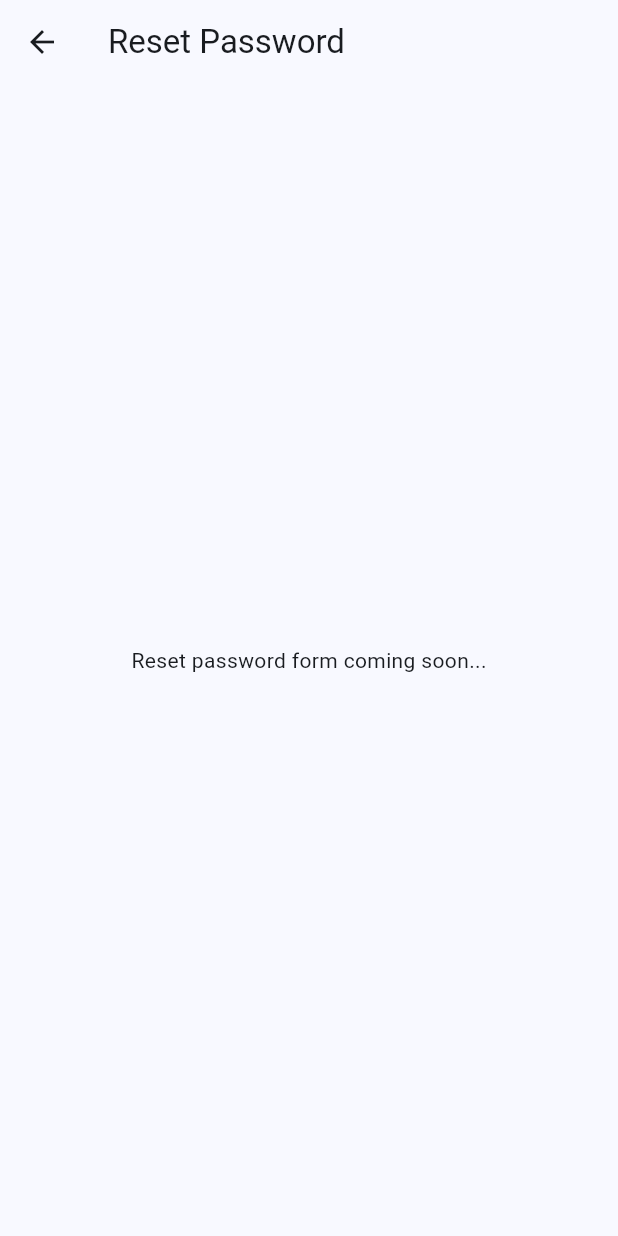
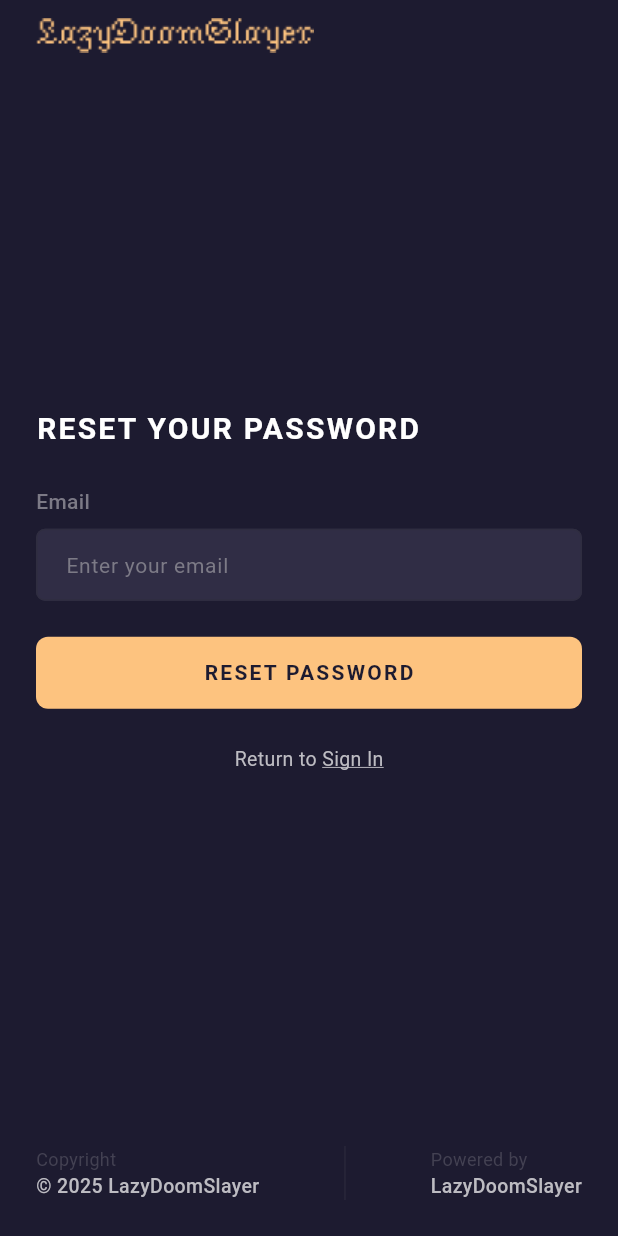
Before and after one commit to LazyDoomSlayer/flutter-amplify-auth-starter, a Flutter app: the ResetPasswordPage screen opened by its route, on a phone screen of 412 x 824 dp. Run offline on Flutter 3.47's test engine with Material 3 defaults, Android fonts, the light colour scheme and no system bars; our stand-ins replace flutter_dotenv, geolocator; missing offline and left inert: amplify_auth_cognito, amplify_core, amplify_flutter, arcgis_maps.

Commit message:
feat(features): Added password reset page template.

```diff
--- a/lib/features/auth/login/login_form.dart
+++ b/lib/features/auth/login/login_form.dart
@@ -176,6 +176,41 @@ class _LoginFormState extends State<LoginForm> {
               keyboardType: TextInputType.visiblePassword,
             ),
 
+            const SizedBox(height: 8),
+
+            Align(
+              alignment: Alignment.centerRight,
+              child: TextButton(
+                onPressed: () {
+                  Navigator.pushNamed(context, AppRoutes.resetPassword);
+                },
+                style: TextButton.styleFrom(
+                  padding: EdgeInsets.zero,
+                  minimumSize: const Size(50, 30),
+                  tapTargetSize: MaterialTapTargetSize.shrinkWrap,
+                  alignment: Alignment.centerRight,
+                ),
+                child: Column(
+                  mainAxisSize: MainAxisSize.min,
+                  crossAxisAlignment: CrossAxisAlignment.end,
+                  children: [
+                    const Text(
+                      'Reset password',
+                      style: TextStyle(
+                        color: DarkColors.paragraph1Text,
+                        fontSize: 13,
+                      ),
+                    ),
+                    Container(
+                      height: 1,
+                      width: 95,
+                      color: DarkColors.paragraph1Text,
+                    ),
+                  ],
+                ),
+              ),
+            ),
+
             const SizedBox(height: 24),
 
             SizedBox(
--- a/lib/features/auth/login/login_page.dart
+++ b/lib/features/auth/login/login_page.dart
@@ -16,9 +16,7 @@ class LoginPage extends StatelessWidget {
           mainAxisAlignment: MainAxisAlignment.spaceBetween,
           children: [
             const Header(),
-            const Center(
-              child: LoginForm(), // <-- New form widget
-            ),
+            const Center(child: LoginForm()),
             const Footer(), // custom footer widget at bottom
           ],
         ),
--- /dev/null
+++ b/lib/features/auth/reset_password/reset_password_form.dart
@@ -0,0 +1,127 @@
+import 'package:flutter/material.dart';
+import 'package:flutter_amplify_auth_starter/theme/dark_colors.dart';
+import 'package:flutter_amplify_auth_starter/widgets/app_text_field.dart';
+
+class ResetPasswordForm extends StatefulWidget {
+  const ResetPasswordForm({super.key});
+
+  @override
+  State<ResetPasswordForm> createState() => _ResetPasswordFormState();
+}
+
+class _ResetPasswordFormState extends State<ResetPasswordForm> {
+  final GlobalKey<FormState> _formKey = GlobalKey<FormState>();
+  final TextEditingController _emailController = TextEditingController();
+  bool _isLoading = false;
+
+  void _submit() {}
+
+  @override
+  Widget build(BuildContext context) {
+    return Padding(
+      padding: const EdgeInsets.all(24.0),
+      child: Form(
+        key: _formKey,
+        child: Column(
+          crossAxisAlignment: CrossAxisAlignment.start,
+          mainAxisSize: MainAxisSize.min,
+          children: [
+            const SizedBox(height: 40),
+            const Text(
+              'RESET YOUR PASSWORD',
+              style: TextStyle(
+                color: DarkColors.heading1Text,
+                fontSize: 20,
+                fontWeight: FontWeight.bold,
+                letterSpacing: 1.5,
+              ),
+            ),
+            const SizedBox(height: 24),
+            const Text(
+              'Email',
+              style: TextStyle(
+                color: DarkColors.paragraph2Text,
+                fontSize: 14,
+                fontWeight: FontWeight.w500,
+              ),
+            ),
+            const SizedBox(height: 8),
+            AppTextField(
+              label: 'Enter your email',
+              controller: _emailController,
+              keyboardType: TextInputType.emailAddress,
+              validator: (value) {
+                if (value == null || value.isEmpty) {
+                  return 'Please enter your email';
+                }
+                return null;
+              },
+            ),
+            const SizedBox(height: 24),
+            SizedBox(
+              width: double.infinity,
+              height: 48,
+              child: ElevatedButton(
+                onPressed: _isLoading ? null : _submit,
+                style: ElevatedButton.styleFrom(
+                  backgroundColor: DarkColors.backgroundBtnPrimary,
+                  disabledBackgroundColor: DarkColors.backgroundBtnPrimary,
+                  foregroundColor: DarkColors.blackText,
+                  disabledForegroundColor: DarkColors.blackText,
+                  padding: EdgeInsets.zero,
+                  shape: RoundedRectangleBorder(
+                    borderRadius: BorderRadius.circular(8),
+                  ),
+                  fixedSize: const Size.fromHeight(48),
+                  textStyle: const TextStyle(
+                    fontWeight: FontWeight.bold,
+                    letterSpacing: 1.5,
+                  ),
+                  elevation: 0,
+                ),
+                child: _isLoading
+                    ? const SizedBox(
+                        width: 20,
+                        height: 20,
+                        child: CircularProgressIndicator(
+                          strokeWidth: 2,
+                          valueColor: AlwaysStoppedAnimation(
+                            DarkColors.blackText,
+                          ),
+                        ),
+                      )
+                    : const Text('RESET PASSWORD'),
+              ),
+            ),
+            const SizedBox(height: 24),
+            Center(
+              child: GestureDetector(
+                onTap: () => Navigator.pop(context),
+                child: const Text.rich(
+                  TextSpan(
+                    text: 'Return to ',
+                    style: TextStyle(
+                      color: DarkColors.paragraph1Text,
+                      fontSize: 13,
+                    ),
+                    children: [
+                      TextSpan(
+                        text: 'Sign In',
+                        style: TextStyle(
+                          decoration: TextDecoration.underline,
+                          decorationColor: DarkColors.paragraph1Text,
+                          color: DarkColors.paragraph1Text,
+                        ),
+                      ),
+                    ],
+                  ),
+                ),
+              ),
+            ),
+            const SizedBox(height: 40),
+          ],
+        ),
+      ),
+    );
+  }
+}
--- a/lib/features/auth/reset_password/reset_password_page.dart
+++ b/lib/features/auth/reset_password/reset_password_page.dart
@@ -1,4 +1,8 @@
 import 'package:flutter/material.dart';
+import 'package:flutter_amplify_auth_starter/features/auth/footer.dart';
+import 'package:flutter_amplify_auth_starter/features/auth/header.dart';
+import 'package:flutter_amplify_auth_starter/features/auth/reset_password/reset_password_form.dart';
+import 'package:flutter_amplify_auth_starter/theme/dark_colors.dart';
 
 class ResetPasswordPage extends StatelessWidget {
   const ResetPasswordPage({super.key});
@@ -6,9 +10,16 @@ class ResetPasswordPage extends StatelessWidget {
   @override
   Widget build(BuildContext context) {
     return Scaffold(
-      appBar: AppBar(title: const Text('Reset Password')),
-      body: const Center(
-        child: Text('Reset password form coming soon...'),
+      backgroundColor: DarkColors.backgroundBody,
+      body: SafeArea(
+        child: Column(
+          mainAxisAlignment: MainAxisAlignment.spaceBetween,
+          children: [
+            const Header(),
+            const Center(child: ResetPasswordForm()),
+            const Footer(),
+          ],
+        ),
       ),
     );
   }
```
